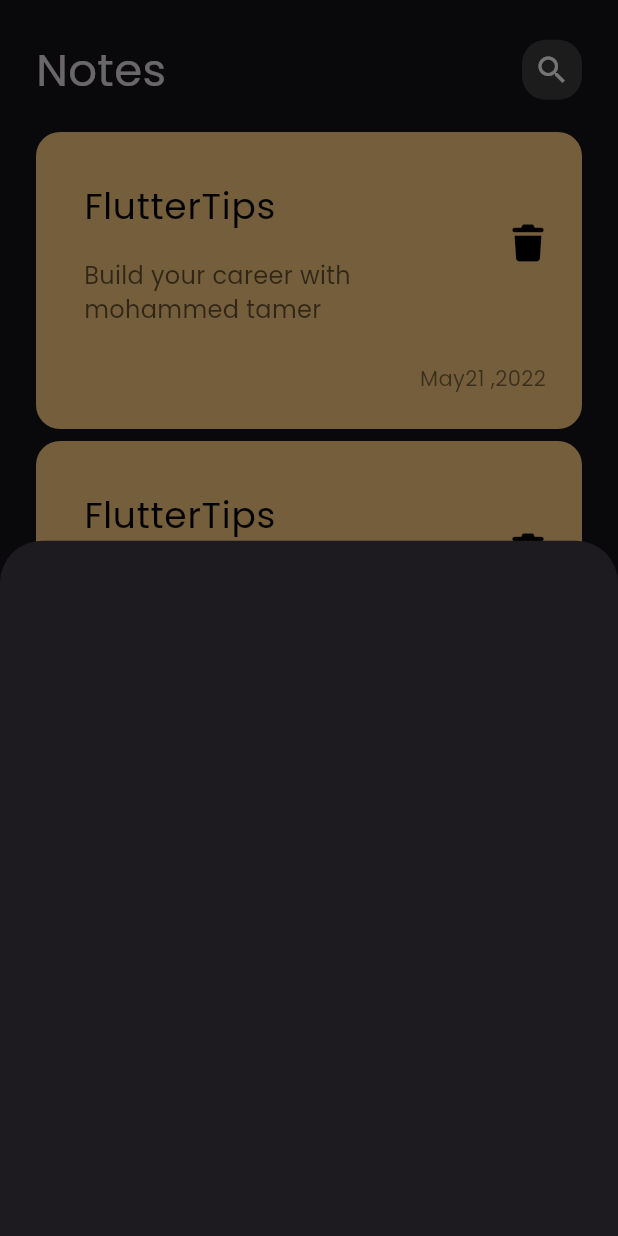
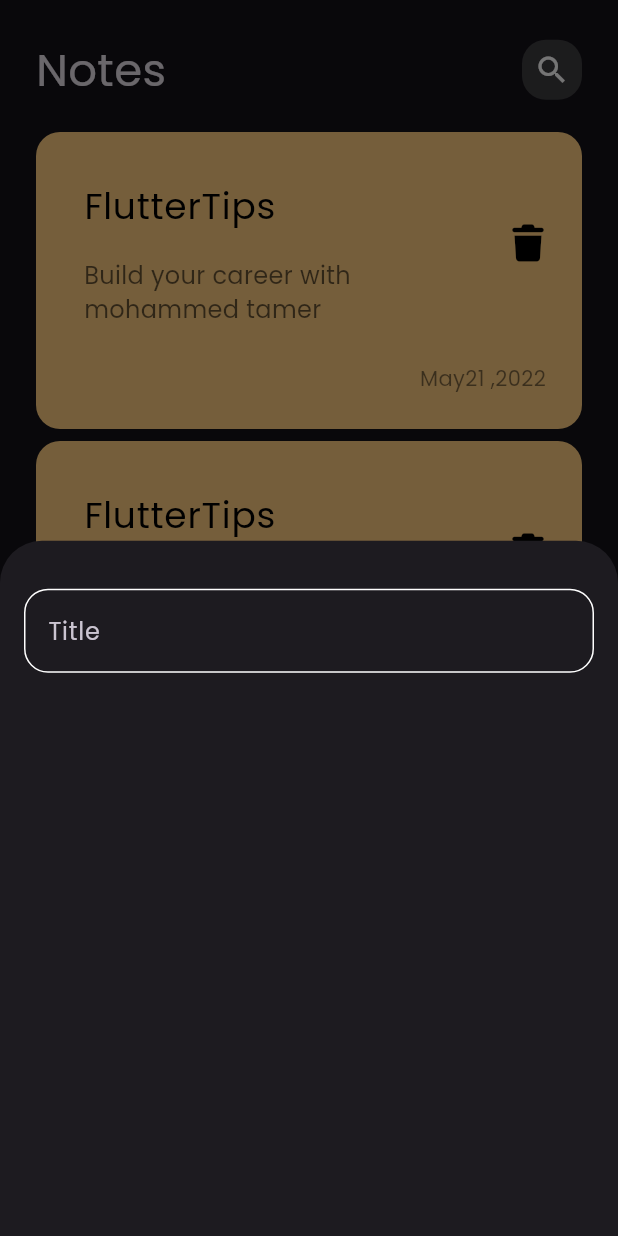
Before and after one commit to MohammedNassar1/Notes_App, a Flutter app: the screen it shows after launch, after a tap on the "add" icon, on a phone screen of 412 x 824 dp. Run offline on Flutter 3.47's test engine with Material 3 defaults, Android fonts, the phone set to English and light mode, and no system bars; our stand-ins replace font_awesome_flutter.

Commit message:
create CustomFieldText

```diff
--- /dev/null
+++ b/lib/constants.dart
@@ -0,0 +1,3 @@
+import 'package:flutter/material.dart';
+
+const kPrimayColor = Color(0xff62FCD7);
--- a/lib/views/Notes_view.dart
+++ b/lib/views/Notes_view.dart
@@ -11,11 +11,12 @@ class NotesView extends StatelessWidget {
       body: NotesAppBody(),
       floatingActionButton: FloatingActionButton(
         onPressed: () {
-        showModalBottomSheet(context: context, builder: (context){
-          return AddNoteButtomSheet();
-        });
-
-
+          showModalBottomSheet(
+            context: context,
+            builder: (context) {
+              return const AddNoteButtomSheet();
+            },
+          );
         },
         child: Icon(Icons.add),
       ),
--- a/lib/widgets/add_note_buttom_sheet.dart
+++ b/lib/widgets/add_note_buttom_sheet.dart
@@ -1,10 +1,14 @@
 import 'package:flutter/material.dart';
+import 'package:notesapp1/widgets/custom_text_field.dart';
 
 class AddNoteButtomSheet extends StatelessWidget {
   const AddNoteButtomSheet({super.key});
 
   @override
   Widget build(BuildContext context) {
-    return Container();
+    return Padding(
+      padding: const EdgeInsets.symmetric(horizontal: 16),
+      child: Column(children: [SizedBox(height: 32), CustomTextField()]),
+    );
   }
 }
--- /dev/null
+++ b/lib/widgets/custom_text_field.dart
@@ -0,0 +1,24 @@
+import 'package:flutter/material.dart';
+import 'package:notesapp1/constants.dart';
+
+class CustomTextField extends StatelessWidget {
+  const CustomTextField({super.key});
+
+  @override
+  Widget build(BuildContext context) {
+    return TextField(
+      cursorColor: kPrimayColor,
+      decoration: InputDecoration(
+        hintText: 'Title',
+        enabledBorder: OutlineInputBorder(
+          borderRadius: BorderRadius.circular(16),
+          borderSide: BorderSide(color: Colors.white),
+        ),
+        focusedBorder: OutlineInputBorder(
+          borderRadius: BorderRadius.circular(16),
+          borderSide: BorderSide(color: kPrimayColor),
+        ),
+      ),
+    );
+  }
+}
```
